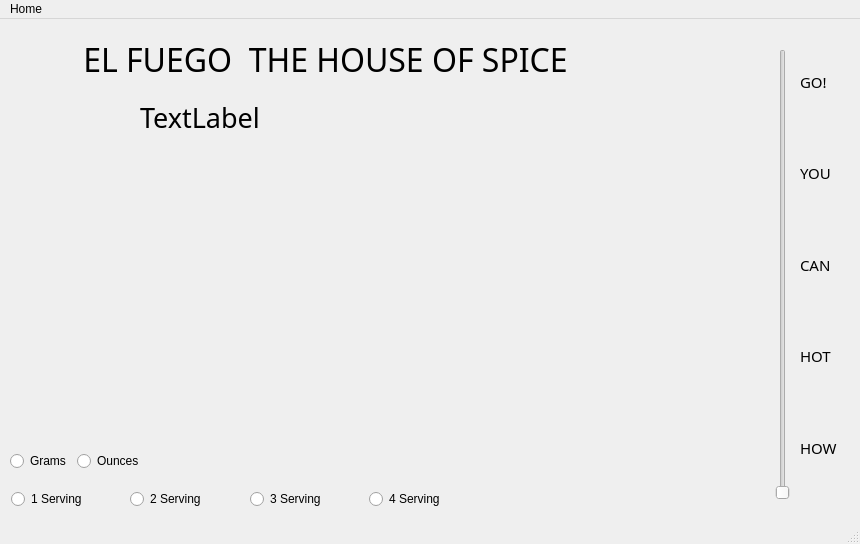
The window that RecipeApplication/mainwindow.ui (kevin-collinss/CS4076_FinalProj) describes before a commit, drawn with Qt 5.
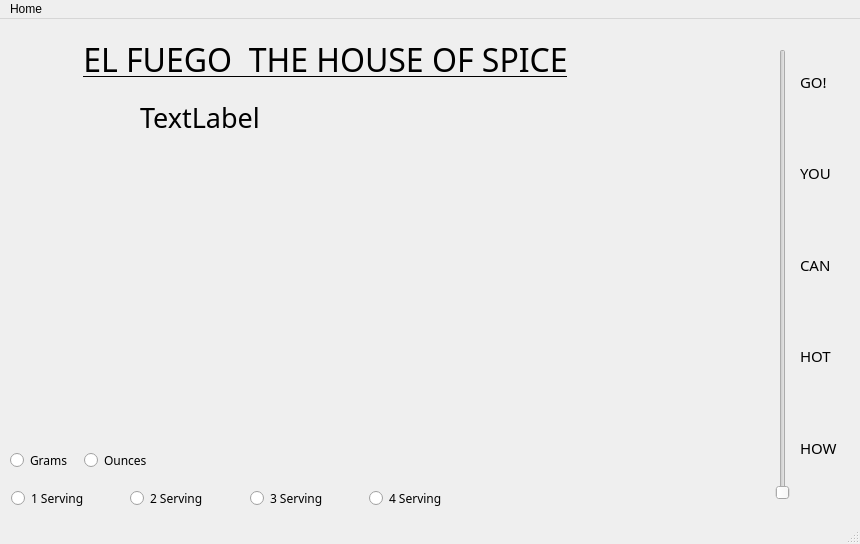
The same window after the commit.

Patch:
```diff
--- a/RecipeApplication/mainwindow.ui
+++ b/RecipeApplication/mainwindow.ui
@@ -45,6 +45,11 @@
     <layout class="QGridLayout" name="gridLayout">
      <item row="0" column="1">
       <widget class="QRadioButton" name="NoOfPpl_Two">
+       <property name="font">
+        <font>
+         <family>Stencil</family>
+        </font>
+       </property>
        <property name="text">
         <string>2 Serving</string>
        </property>
@@ -52,6 +57,11 @@
      </item>
      <item row="0" column="2">
       <widget class="QRadioButton" name="NoOfPpl_Three">
+       <property name="font">
+        <font>
+         <family>Stencil</family>
+        </font>
+       </property>
        <property name="text">
         <string>3 Serving</string>
        </property>
@@ -59,6 +69,11 @@
      </item>
      <item row="0" column="3">
       <widget class="QRadioButton" name="NoOfPpl_Four">
+       <property name="font">
+        <font>
+         <family>Stencil</family>
+        </font>
+       </property>
        <property name="text">
         <string>4 Serving</string>
        </property>
@@ -66,6 +81,11 @@
      </item>
      <item row="0" column="0">
       <widget class="QRadioButton" name="NoOfPpl_One">
+       <property name="font">
+        <font>
+         <family>Stencil</family>
+        </font>
+       </property>
        <property name="text">
         <string>1 Serving</string>
        </property>
@@ -131,13 +151,18 @@
      <rect>
       <x>10</x>
       <y>430</y>
-      <width>133</width>
+      <width>142</width>
       <height>24</height>
      </rect>
     </property>
     <layout class="QHBoxLayout" name="horizontalLayout">
      <item>
       <widget class="QRadioButton" name="grams">
+       <property name="font">
+        <font>
+         <family>Stencil</family>
+        </font>
+       </property>
        <property name="text">
         <string>Grams</string>
        </property>
@@ -145,6 +170,11 @@
      </item>
      <item>
       <widget class="QRadioButton" name="ounces">
+       <property name="font">
+        <font>
+         <family>Stencil</family>
+        </font>
+       </property>
        <property name="text">
         <string>Ounces</string>
        </property>
@@ -175,6 +205,7 @@
      <font>
       <family>Stencil</family>
       <pointsize>24</pointsize>
+      <underline>true</underline>
      </font>
     </property>
     <property name="text">
@@ -184,7 +215,7 @@
      <set>Qt::AlignCenter</set>
     </property>
    </widget>
-   <widget class="QWidget" name="">
+   <widget class="QWidget" name="layoutWidget">
     <property name="geometry">
      <rect>
       <x>800</x>
```
